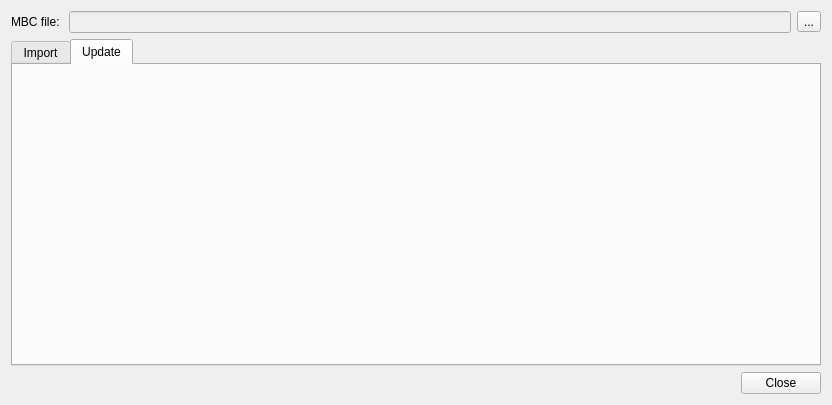
Above: src/dialogs/importmbcdialog.ui from ModbusScope/ModbusScope before the change. Below: the same form after it.
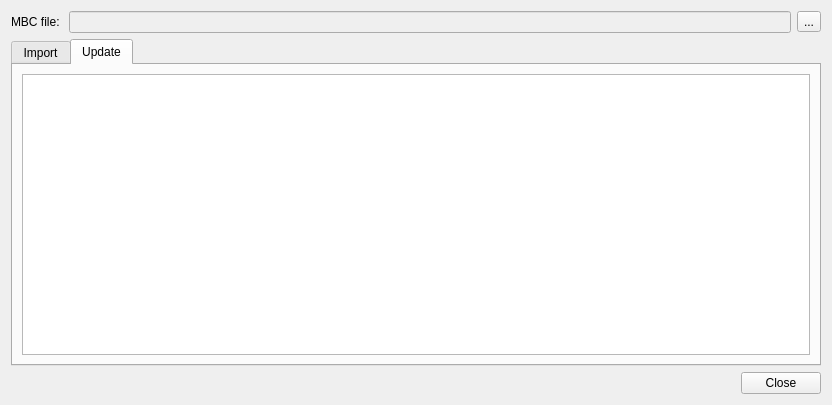
That is the form after the change. The open tabs and pages were chosen to show the change.

What changed in the file:
```diff
--- a/src/dialogs/importmbcdialog.ui
+++ b/src/dialogs/importmbcdialog.ui
@@ -96,6 +96,11 @@
       <attribute name="title">
        <string>Update</string>
       </attribute>
+      <layout class="QVBoxLayout" name="verticalLayout">
+       <item>
+        <widget class="QTableView" name="tblMbcUpdate"/>
+       </item>
+      </layout>
      </widget>
     </widget>
    </item>
```
